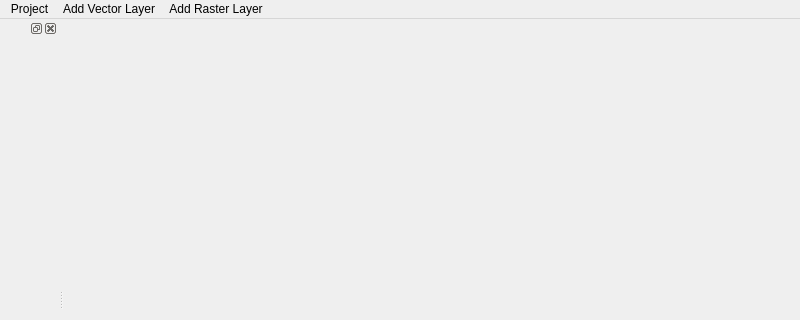
This is sample_processing/ui/MainWindow.ui in liuleidong/qgis_py_api_apps as Qt 5 draws it before an edit; both pictures show x 0 to 800 and y 0 to 320 of the 800 by 600 pixel window. The edited form follows.
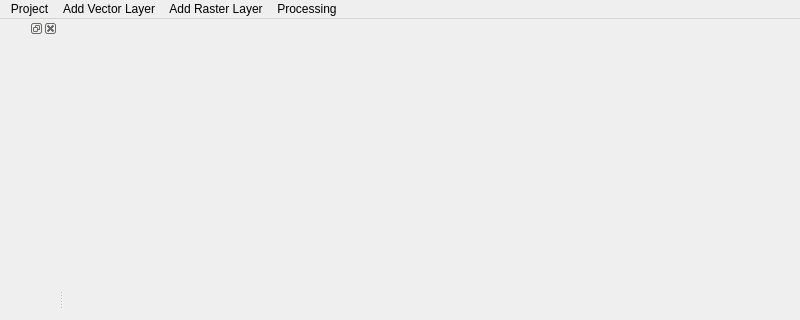
This is the edited form. Icons and pictures are not drawn.

Commit message: sample_processing完成

The edit to the form file:
```diff
--- a/sample_processing/ui/MainWindow.ui
+++ b/sample_processing/ui/MainWindow.ui
@@ -61,9 +61,18 @@
     <addaction name="actionGDAL_data_provider_gdal"/>
     <addaction name="actionWMS_data_provider_wms"/>
    </widget>
+   <widget class="QMenu" name="menuProcessing">
+    <property name="title">
+     <string>Processing</string>
+    </property>
+    <addaction name="actionrandompointsinextent"/>
+    <addaction name="actionqgis_randompointsinsidepolygons"/>
+    <addaction name="actiongdal_cliprasterbyextent"/>
+   </widget>
    <addaction name="menuProject"/>
    <addaction name="menuAdd_Vector_Layer"/>
    <addaction name="menuAdd_Raster_Layer"/>
+   <addaction name="menuProcessing"/>
   </widget>
   <widget class="QStatusBar" name="statusbar"/>
   <widget class="QDockWidget" name="dockWidget">
```
Left out of the diff: 15 changed lines with no effect on the pictures. The commit also changes 3 other files.
